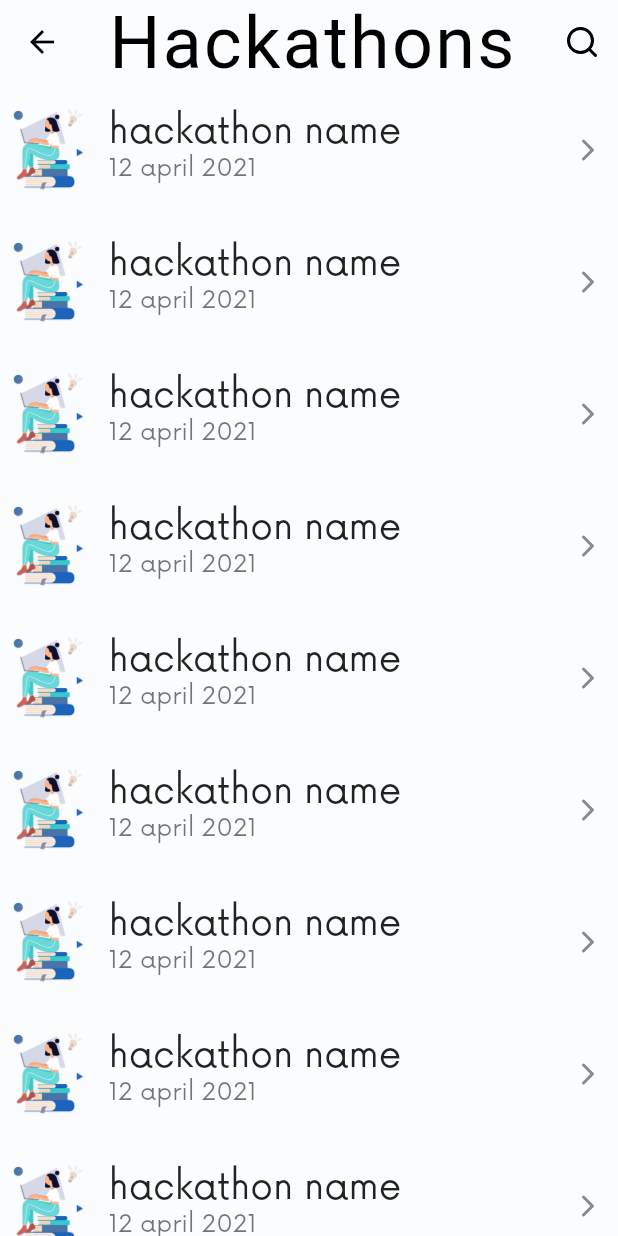
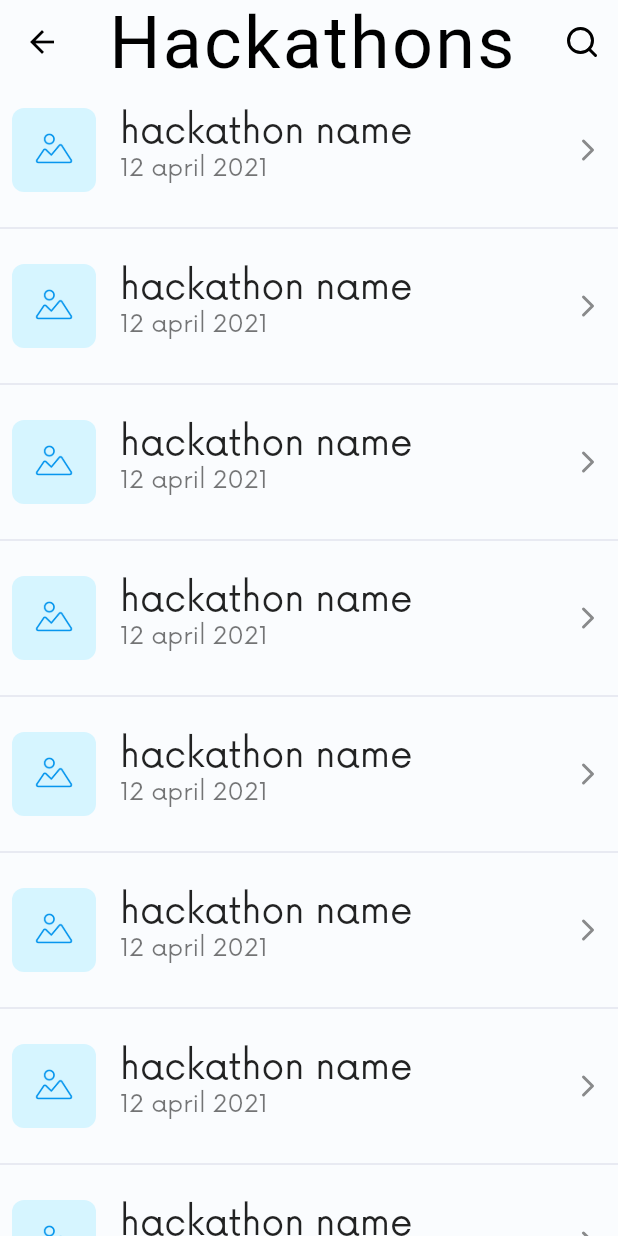
Before and after one commit to hayat-tamboli/Confluence-ByMerlin, a Flutter app: the HomePage screen opened directly, on a phone screen of 412 x 824 dp. Run offline on Flutter 3.47's test engine with Material 2 defaults, Android fonts, the phone set to English and light mode, and no system bars; our stand-ins replace cloud_firestore, firebase_auth, firebase_core, flutter_icons, shared_preferences; accounts and stored records are empty.

Commit message:
improved home page UI

```diff
--- a/lib/home/homePage.dart
+++ b/lib/home/homePage.dart
@@ -21,7 +21,10 @@ class _HomePageState extends State<HomePage> {
         ],
       ),
       body: Container(
-        child: ListView.builder(
+        child: ListView.separated(
+          separatorBuilder: (_, index) {
+            return Divider();
+          },
           itemCount: 10,
           itemBuilder: (_, index) {
             return ListTile(
@@ -30,7 +33,10 @@ class _HomePageState extends State<HomePage> {
                     MaterialPageRoute(builder: (context) => HackDetailPage()));
               },
               contentPadding: EdgeInsets.symmetric(vertical: 8, horizontal: 8),
-              leading: Image.asset("assets/auth page.png"),
+              leading: ClipRRect(
+                borderRadius: BorderRadius.circular(8.0),
+                child: Image.asset("assets/placeholder.png"),
+              ),
               title: Text("hackathon name"),
               subtitle: Text("12 april 2021"),
               trailing: Icon(Feather.chevron_right),
```
Also changed, not shown: assets/placeholder.png (added).
